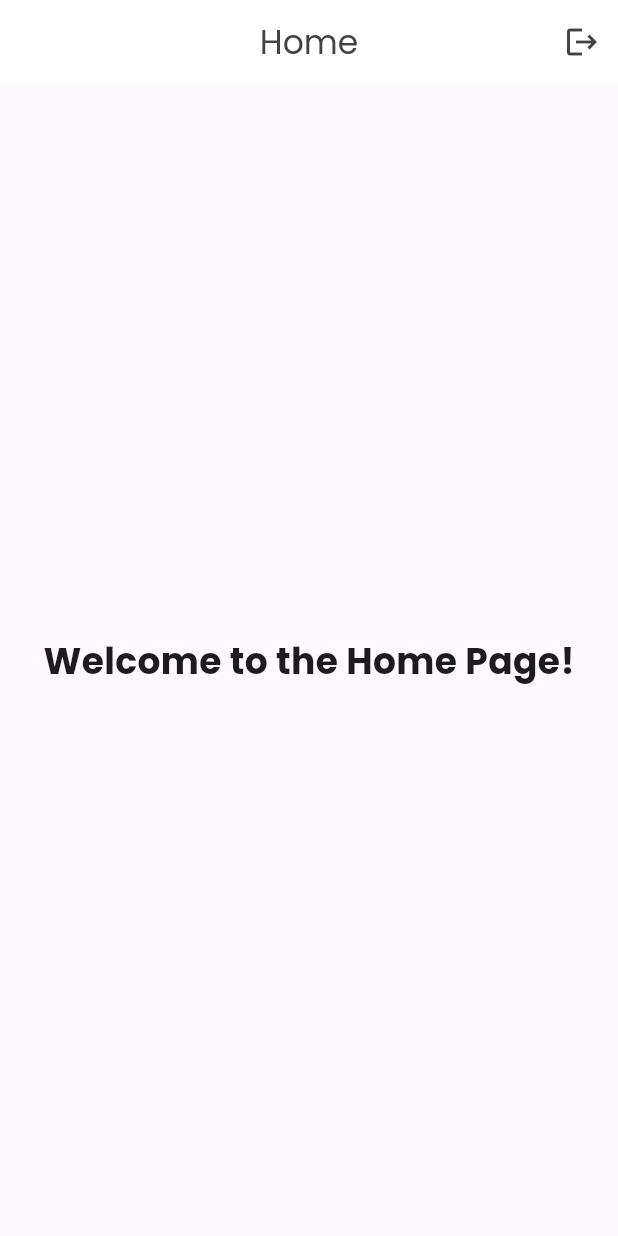
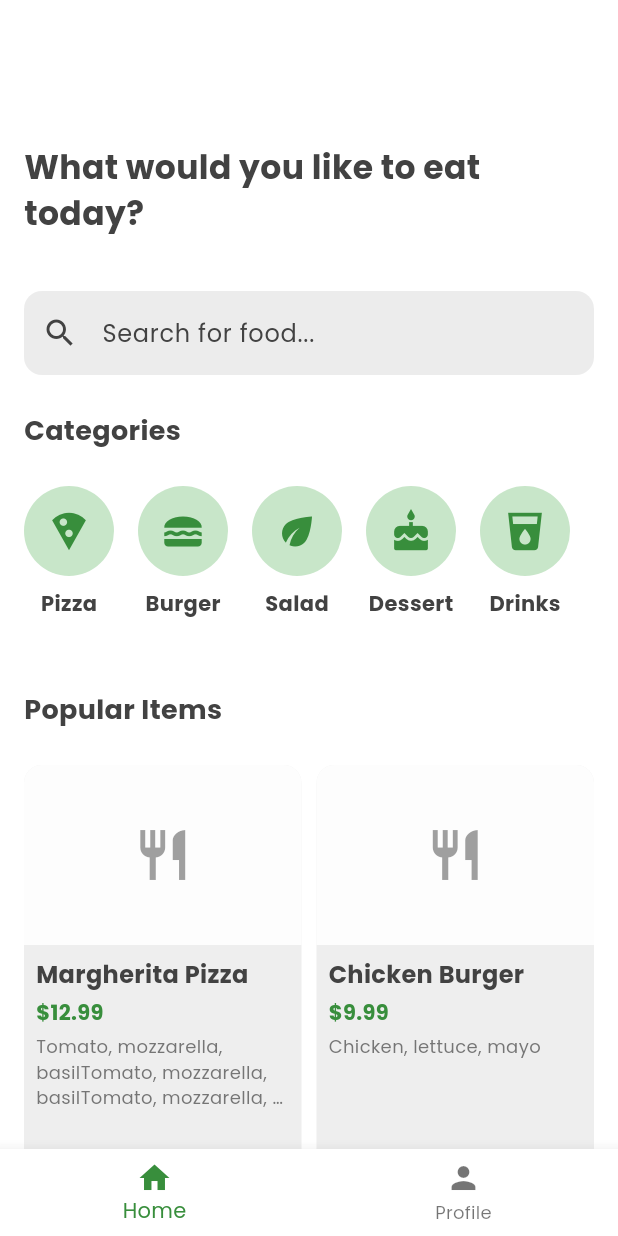
Before and after one commit to DewaYoGamer/instafood_flutter, a Flutter app: the HomePage screen opened directly, on a phone screen of 412 x 824 dp. Run offline on Flutter 3.47's test engine with Material 3 defaults, Android fonts, the phone set to English and light mode, and no system bars; our stand-ins replace flutter_svg, google_fonts.

Commit message:
add home page

```diff
--- a/lib/screens/forgot_password_page.dart
+++ b/lib/pages/auth/forgot_password_page.dart
@@ -81,6 +81,9 @@ class _ForgotPasswordPageState extends State<ForgotPasswordPage> {
                     ),
                     TextField(
                       controller: _emailController,
+                      style: TextStyle(
+                        color: Theme.of(context).colorScheme.onSurface,
+                      ),
                       decoration: const InputDecoration(
                         labelText: 'Email',
                         border: OutlineInputBorder(
--- /dev/null
+++ b/lib/pages/home/home_content.dart
@@ -0,0 +1,217 @@
+import 'package:flutter/material.dart';
+
+class HomeContent extends StatelessWidget {
+  const HomeContent({super.key});
+
+  @override
+  Widget build(BuildContext context) {
+    return Scaffold(
+      backgroundColor: Theme.of(context).colorScheme.surface,
+      body: SingleChildScrollView(
+        child: Container(
+          padding: EdgeInsets.only(top: MediaQuery.of(context).size.width > 600 ? 48 : 96, left: 16.0, right: 16.0, bottom: 48.0),
+          child: Column(
+            spacing: 36,
+            crossAxisAlignment: CrossAxisAlignment.start,
+            children: [
+              Text(
+                'What would you like to eat today?',
+                style: TextStyle(
+                  fontSize: 22,
+                  fontWeight: FontWeight.bold,
+                  color: Theme.of(context).colorScheme.onSurface,
+                ),
+              ),
+              Column(
+                crossAxisAlignment: CrossAxisAlignment.start,
+                spacing: 24,
+                children: [
+                TextField(
+                  decoration: InputDecoration(
+                    hintText: 'Search for food...',
+                    prefixIcon: const Icon(Icons.search),
+                    border: OutlineInputBorder(
+                      borderRadius: BorderRadius.circular(12),
+                      borderSide: BorderSide.none,
+                    ),
+                    filled: true,
+                    fillColor: Theme.of(context)
+                        .colorScheme
+                        .onSecondary
+                        .withValues(alpha: 0.1),
+                  ),
+                ),
+                Text(
+                  'Categories',
+                  style: TextStyle(
+                    fontSize: 18,
+                    fontWeight: FontWeight.bold,
+                    color: Theme.of(context).colorScheme.onSurface,
+                  ),
+                ),
+                SizedBox(
+                  height: 100,
+                  child: ListView(
+                    scrollDirection: Axis.horizontal,
+                    children: [
+                      _buildCategoryItem('Pizza', Icons.local_pizza),
+                      _buildCategoryItem('Burger', Icons.lunch_dining),
+                      _buildCategoryItem('Salad', Icons.eco),
+                      _buildCategoryItem('Dessert', Icons.cake),
+                      _buildCategoryItem('Drinks', Icons.local_drink),
+                    ],
+                  ),
+                ),
+              ],),
+              Column(
+                crossAxisAlignment: CrossAxisAlignment.start,
+                spacing: 24,
+                children: [
+                Text(
+                  'Popular Items',
+                  style: TextStyle(
+                    fontSize: 18,
+                    fontWeight: FontWeight.bold,
+                    color: Theme.of(context).colorScheme.onSurface,
+                  ),
+                ),
+                GridView.count(
+                  padding: EdgeInsets.zero,
+                  crossAxisCount: MediaQuery.of(context).size.width > 600 ? 3 : 2,
+                  childAspectRatio: MediaQuery.of(context).size.width > 1200 ? 1.4 : MediaQuery.of(context).size.width > 600 ? 0.7 * MediaQuery.of(context).size.width / 600 : 0.5 * MediaQuery.of(context).size.width / 300,
+                  crossAxisSpacing: 10,
+                  mainAxisSpacing: 10,
+                  shrinkWrap: true,
+                  physics: const NeverScrollableScrollPhysics(),
+                  children: [
+                    _buildFoodItem(
+                        'Margherita Pizza', '12.99', 'Tomato, mozzarella, basilTomato, mozzarella, basilTomato, mozzarella, basilTomato, mozzarella, basilTomato, mozzarella, basil'),
+                    _buildFoodItem(
+                        'Chicken Burger', '9.99', 'Chicken, lettuce, mayo'),
+                    _buildFoodItem(
+                        'Caesar Salad', '8.99', 'Lettuce, croutons, parmesan'),
+                    _buildFoodItem(
+                        'Chocolate Cake', '6.99', 'Rich chocolate cake'),
+                    _buildFoodItem(
+                        'Mango Smoothie', '4.99', 'Fresh mango, yogurt'),
+                    _buildFoodItem(
+                        'Greek Salad', '7.99', 'Tomato, cucumber, feta'),
+                  ],
+                ),
+                ],
+              )
+            ],
+          ),
+        ),
+      ),
+    );
+  }
+
+  Widget _buildCategoryItem(String title, IconData icon) {
+    return Builder(
+      builder: (context) => Padding(
+        padding: const EdgeInsets.only(right: 16.0),
+        child: Column(
+          children: [
+            Container(
+              width: 60,
+              height: 60,
+              decoration: BoxDecoration(
+                color: Colors.green.shade100,
+                borderRadius: BorderRadius.circular(30),
+              ),
+              child: Icon(
+                icon,
+                color: Theme.of(context).colorScheme.primary,
+                size: 30,
+              ),
+            ),
+            SizedBox(height: 8),
+            Text(title,
+                style: TextStyle(
+                  fontSize: 14,
+                  fontWeight: FontWeight.bold,
+                  color: Theme.of(context).colorScheme.onSurface,
+                )),
+          ],
+        ),
+      ),
+    );
+  }
+
+  Widget _buildFoodItem(String name, String price, String description) {
+    return Builder(
+      builder: (context) => Container(
+        decoration: BoxDecoration(
+          color: Theme.of(context).colorScheme.secondary,
+          borderRadius: BorderRadius.circular(12),
+        ),
+        child: Column(
+          crossAxisAlignment: CrossAxisAlignment.start,
+          children: [
+            Container(
+              height: 120,
+              decoration: BoxDecoration(
+                color: Theme.of(context)
+                    .colorScheme
+                    .surface
+                    .withValues(alpha: 0.9),
+                borderRadius: const BorderRadius.only(
+                  topLeft: Radius.circular(12),
+                  topRight: Radius.circular(12),
+                ),
+              ),
+              child: Center(
+                child: Icon(
+                  Icons.restaurant,
+                  color: Theme.of(context)
+                      .colorScheme
+                      .onSurface
+                      .withValues(alpha: 0.5),
+                  size: 40,
+                ),
+              ),
+            ),
+            Padding(
+              padding: const EdgeInsets.all(8.0),
+              child: Column(
+                crossAxisAlignment: CrossAxisAlignment.start,
+                children: [
+                  Text(
+                    name,
+                    style: TextStyle(
+                      color: Theme.of(context).colorScheme.onSurface,
+                      fontWeight: FontWeight.bold,
+                      fontSize: 16,
+                    ),
+                  ),
+                  const SizedBox(height: 4),
+                  Text(
+                    '\$$price',
+                    style: TextStyle(
+                      color: Colors.green.shade700,
+                      fontWeight: FontWeight.bold,
+                    ),
+                  ),
+                  const SizedBox(height: 4),
+                  Text(
+                    description,
+                    style: TextStyle(
+                      color: Theme.of(context)
+                          .colorScheme
+                          .onSurface
+                          .withValues(alpha: 0.7),
+                      fontSize: 12,
+                    ),
+                    maxLines: 3,
+                    overflow: TextOverflow.ellipsis,
+                  ),
+                ],
+              ),
+            ),
+          ],
+        ),
+      ),
+    );
+  }
+}
--- /dev/null
+++ b/lib/pages/home/home_page.dart
@@ -0,0 +1,58 @@
+import 'package:flutter/material.dart';
+import 'home_content.dart';
+import 'profile_page.dart';
+
+class HomePage extends StatefulWidget {
+  const HomePage({super.key});
+
+  @override
+  State<HomePage> createState() => _HomePageState();
+}
+
+class _HomePageState extends State<HomePage> {
+  int _selectedIndex = 0;
+
+  final List<Widget> _pages = [
+    const HomeContent(),
+    const ProfilePage(),
+  ];
+
+  void _onItemTapped(int index) {
+    setState(() {
+      _selectedIndex = index;
+    });
+  }
+
+  @override
+  Widget build(BuildContext context) {
+    return Scaffold(
+      body: Center(
+        child: SizedBox(
+          width: 1200,
+          child: _pages[_selectedIndex],
+        ),
+      ),
+      bottomNavigationBar: Theme(
+        data: Theme.of(context).copyWith(
+          splashFactory: NoSplash.splashFactory,
+        ),
+        child: BottomNavigationBar(
+          currentIndex: _selectedIndex,
+          onTap: _onItemTapped,
+          backgroundColor: Theme.of(context).colorScheme.surface,
+          selectedItemColor: Theme.of(context).colorScheme.primary,
+          items: const [
+            BottomNavigationBarItem(
+              icon: Icon(Icons.home),
+              label: 'Home',
+            ),
+            BottomNavigationBarItem(
+              icon: Icon(Icons.person),
+              label: 'Profile',
+            ),
+          ],
+        ),
+      ),
+    );
+  }
+}
--- a/lib/screens/loading_page.dart
+++ b/lib/pages/loading_page.dart
@@ -1,7 +1,7 @@
 import 'package:flutter/material.dart';
 import 'package:flutter_svg/flutter_svg.dart';
 import 'dart:async';
-import 'login_page.dart';
+import 'auth/login_page.dart';
 
 class LoadingPage extends StatefulWidget {
   const LoadingPage({super.key});
--- a/lib/screens/home_page.dart
+++ /dev/null
@@ -1,36 +0,0 @@
-import 'package:flutter/material.dart';
-import 'login_page.dart';
-
-class HomePage extends StatelessWidget {
-  const HomePage({super.key});
-
-  @override
-  Widget build(BuildContext context) {
-    return Scaffold(
-      appBar: AppBar(
-        centerTitle: true,
-        title: const Text('Home'),
-        actions: [
-          IconButton(
-            icon: const Icon(Icons.logout),
-            onPressed: () {
-              Navigator.pushReplacement(
-                context,
-                MaterialPageRoute(
-                  builder: (context) => const LoginPage(),
-                ),
-              );
-            },
-          ),
-        ],
-      ),
-      body: Center(
-        child: Text("Welcome to the Home Page!",
-          style: const TextStyle(
-            fontSize: 24,
-            fontWeight: FontWeight.bold,
-          )),
-      )
-    );
-  }
-}
```
Also changed, not shown: lib/main.dart (+7 -7 lines), lib/pages/auth/login_page.dart (renamed from lib/screens/login_page.dart, +8 -2 lines), lib/pages/auth/register_page.dart (renamed from lib/screens/register_page.dart, +18 -0 lines), lib/pages/home/profile_page.dart (added, +122 -0 lines).
